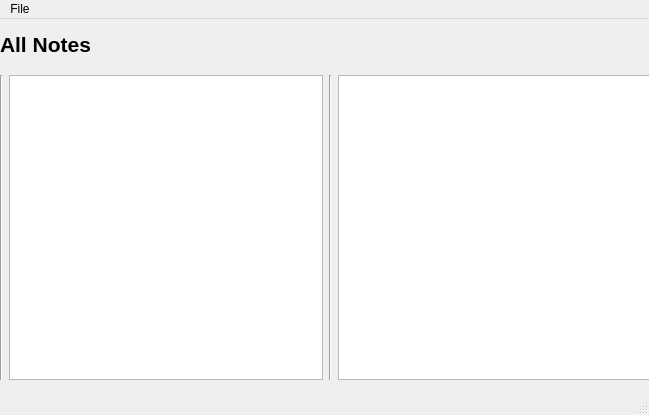
First picture: the form in src/ui/searchwindow.ui, repository fredollinger/KTomGirl, before the edit.
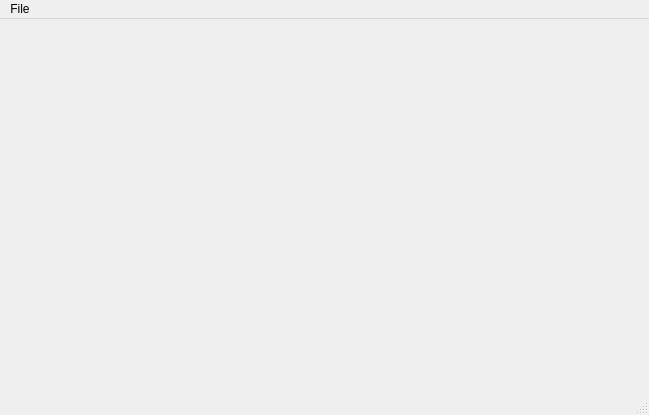
Second picture: the form after the edit.

Commit message: New layout of searchwindow.

```diff
--- a/src/ui/searchwindow.ui
+++ b/src/ui/searchwindow.ui
@@ -25,75 +25,28 @@
   <property name="windowTitle">
    <string>KTomGirl</string>
   </property>
-  <widget class="QWidget" name="centralwidget">
+  <widget class="QWidget" name="widget">
+   <property name="enabled">
+    <bool>false</bool>
+   </property>
+   <property name="sizePolicy">
+    <sizepolicy hsizetype="Fixed" vsizetype="Fixed">
+     <horstretch>0</horstretch>
+     <verstretch>0</verstretch>
+    </sizepolicy>
+   </property>
    <property name="minimumSize">
     <size>
-     <width>200</width>
-     <height>200</height>
+     <width>0</width>
+     <height>0</height>
     </size>
    </property>
-   <widget class="QWidget" name="verticalLayoutWidget">
-    <property name="geometry">
-     <rect>
-      <x>0</x>
-      <y>0</y>
-      <width>651</width>
-      <height>361</height>
-     </rect>
-    </property>
-    <layout class="QVBoxLayout" name="verticalLayout">
-     <property name="sizeConstraint">
-      <enum>QLayout::SetMaximumSize</enum>
-     </property>
-     <item>
-      <widget class="QLabel" name="labelMainTitleBar">
-       <property name="minimumSize">
-        <size>
-         <width>50</width>
-         <height>50</height>
-        </size>
-       </property>
-       <property name="font">
-        <font>
-         <pointsize>16</pointsize>
-         <weight>75</weight>
-         <bold>true</bold>
-        </font>
-       </property>
-       <property name="text">
-        <string>All Notes</string>
-       </property>
-      </widget>
-     </item>
-     <item>
-      <layout class="QHBoxLayout" name="layout2">
-       <property name="sizeConstraint">
-        <enum>QLayout::SetMaximumSize</enum>
-       </property>
-       <item>
-        <widget class="Line" name="line">
-         <property name="orientation">
-          <enum>Qt::Vertical</enum>
-         </property>
-        </widget>
-       </item>
-       <item>
-        <widget class="QTableWidget" name="tableNotebooks"/>
-       </item>
-       <item>
-        <widget class="Line" name="line_2">
-         <property name="orientation">
-          <enum>Qt::Vertical</enum>
-         </property>
-        </widget>
-       </item>
-       <item>
-        <widget class="QTableWidget" name="tableNotes"/>
-       </item>
-      </layout>
-     </item>
-    </layout>
-   </widget>
+   <property name="maximumSize">
+    <size>
+     <width>0</width>
+     <height>0</height>
+    </size>
+   </property>
   </widget>
   <widget class="QMenuBar" name="menubar">
    <property name="geometry">
```
Left out of the diff: 12 changed lines with no effect on the pictures. The commit also changes 11 other files.
